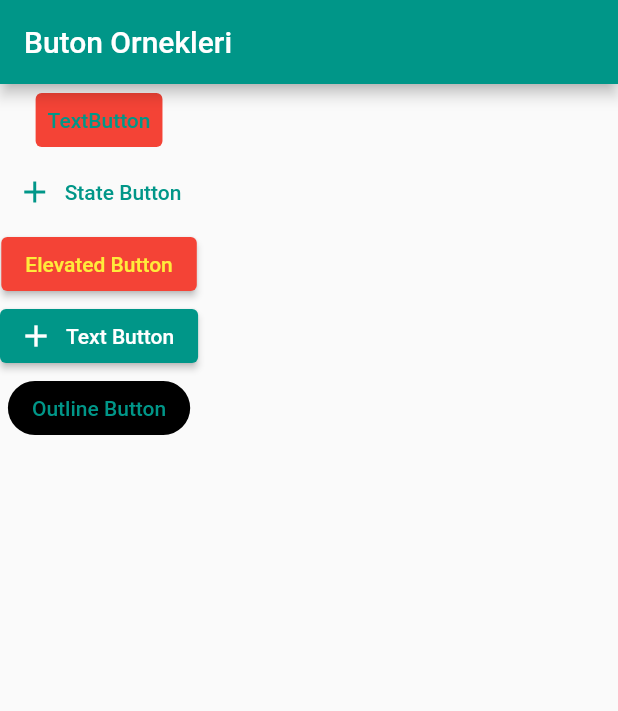
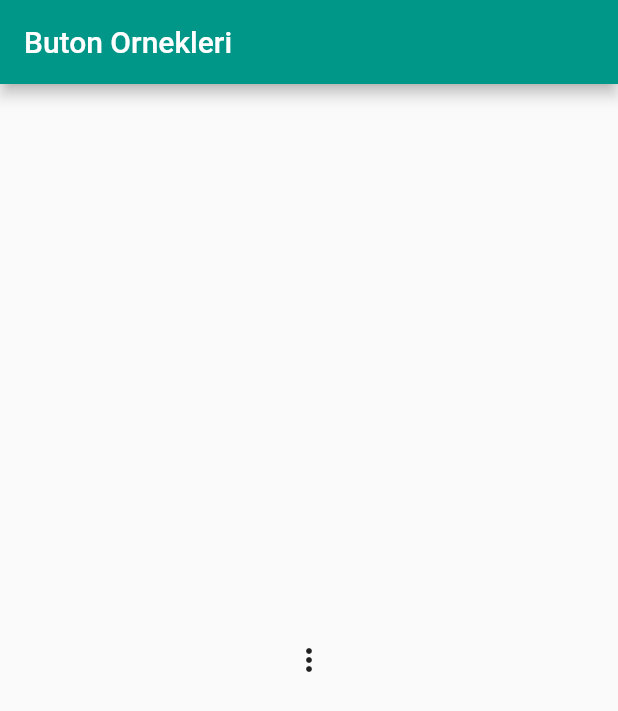
Before and after one commit to xbergun/FlutterLearning, a Flutter app: the screen it shows after launch, on a phone screen of 412 x 824 dp. Shown: the top 711 px of the screen. Run offline on Flutter 3.47's test engine with Material 2 defaults, Android fonts, the phone set to English and light mode, and no system bars.

Commit message:
21.12.2021
21.12.2021

```diff
--- a/flutter_fundemental_widgets/lib/main.dart
+++ b/flutter_fundemental_widgets/lib/main.dart
@@ -1,5 +1,6 @@
 import 'package:flutter/material.dart';
-import 'package:flutter_fundemental_widgets/temel_buton_turleri.dart';
+import 'package:flutter_fundemental_widgets/popup_menu_button.dart';
+import 'dropdown_button.dart';
 
 //hot reload da sadece widgetler çalışır. Hot restartta ise baştan çalışır.
 
@@ -18,17 +19,18 @@ class MyApp extends StatelessWidget {
     return MaterialApp(
       //uygulamanın ilk açılış sayfası home,
       title: 'My Counter App',
-      theme: ThemeData(primarySwatch: Colors.teal,
-        outlinedButtonTheme:OutlinedButtonThemeData(style: OutlinedButton.styleFrom(
+      theme: ThemeData(
+        primarySwatch: Colors.teal,
+        outlinedButtonTheme: OutlinedButtonThemeData(
+            style: OutlinedButton.styleFrom(
           backgroundColor: Colors.black,
         )),
-
       ),
       home: Scaffold(
         appBar: AppBar(
-          title: Text('Buton Ornekleri'),
+          title: const Text('Buton Ornekleri'),
         ),
-        body: TemelButonlar(),
+        body: PopupMenuButtonKullanimi(),
       ),
     );
   }
--- /dev/null
+++ b/flutter_fundemental_widgets/lib/popup_menu_button.dart
@@ -0,0 +1,51 @@
+import 'package:flutter/material.dart';
+
+class PopupMenuButtonKullanimi extends StatefulWidget {
+  PopupMenuButtonKullanimi({Key? key}) : super(key: key);
+
+  @override
+  _PopupMenuButtonKullanimiState createState() =>
+      _PopupMenuButtonKullanimiState();
+}
+
+class _PopupMenuButtonKullanimiState extends State<PopupMenuButtonKullanimi> {
+  String _secilenSehir = "";
+  List<String> _renkler = ["Mavi", "Yeşil", "Siyah", "Beyaz"];
+
+  @override
+  Widget build(BuildContext context) {
+    return Center(
+      child: PopupMenuButton<String>(
+        onSelected: (String sehir) {
+          setState(() {
+            print("Secilen sehir: $sehir");
+            _secilenSehir = sehir;
+          });
+        },
+        itemBuilder: (BuildContext context) {
+          return _renkler
+              .map((String e) => PopupMenuItem(
+                    child: Text(e),
+                    value: e,
+                  ))
+              .toList();
+
+          // return <PopupMenuEntry<String>>[
+          //   // PopupMenuItem(
+          //   //   child: Text('Ankara'),
+          //   //   value: 'Ankara',
+          //   // ),
+          //   // PopupMenuItem(
+          //   //   child: Text('Bursa'),
+          //   //   value: 'Bursa',
+          //   // ),
+          //   // PopupMenuItem(
+          //   //   child: Text('Van'),
+          //   //   value: 'Van ',
+          //   //),
+          // ];
+        },
+      ),
+    );
+  }
+}
```
Also changed, not shown: flutter_fundemental_widgets/lib/dropdown_button.dart (added, +52 -0 lines).
